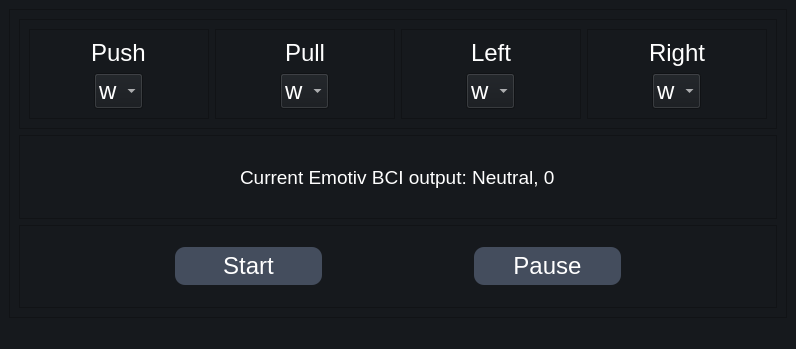
Above: RoboMaster_BCI/MainWindow.ui from Emotiv/emotiv-academy before the change. Below: the same form after it.
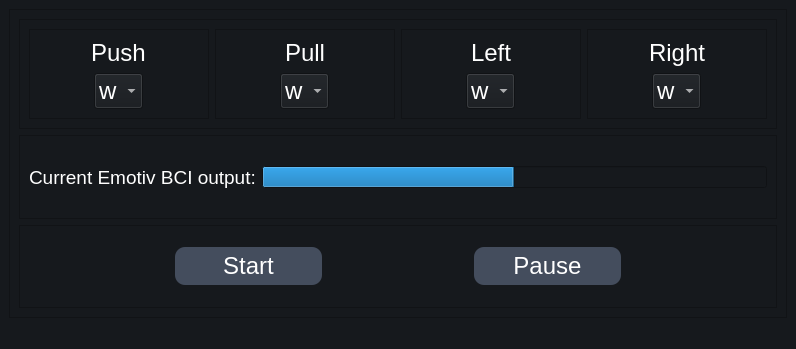
That is the form after the change.

Commit message: Using Qt6, Fixe some bugs, update UI design and improved flow

```diff
--- a/RoboMaster_BCI/MainWindow.ui
+++ b/RoboMaster_BCI/MainWindow.ui
@@ -262,6 +262,9 @@
        </item>
        <item>
         <widget class="QFrame" name="frame_8">
+         <property name="styleSheet">
+          <string notr="true"/>
+         </property>
          <property name="frameShape">
           <enum>QFrame::StyledPanel</enum>
          </property>
@@ -269,7 +272,7 @@
           <enum>QFrame::Raised</enum>
          </property>
          <layout class="QHBoxLayout" name="horizontalLayout_4">
-          <item alignment="Qt::AlignHCenter">
+          <item>
            <widget class="QLabel" name="OutPutLabel">
             <property name="font">
              <font>
@@ -277,7 +280,20 @@
              </font>
             </property>
             <property name="text">
-             <string>Current Emotiv BCI output: Neutral, 0</string>
+             <string>Current Emotiv BCI output:</string>
+            </property>
+           </widget>
+          </item>
+          <item>
+           <widget class="QProgressBar" name="powerBar">
+            <property name="maximum">
+             <number>100</number>
+            </property>
+            <property name="value">
+             <number>50</number>
+            </property>
+            <property name="format">
+             <string/>
             </property>
            </widget>
           </item>
```
Left out of the diff: 54 changed lines with no effect on the pictures. The commit also changes 4 other files.
